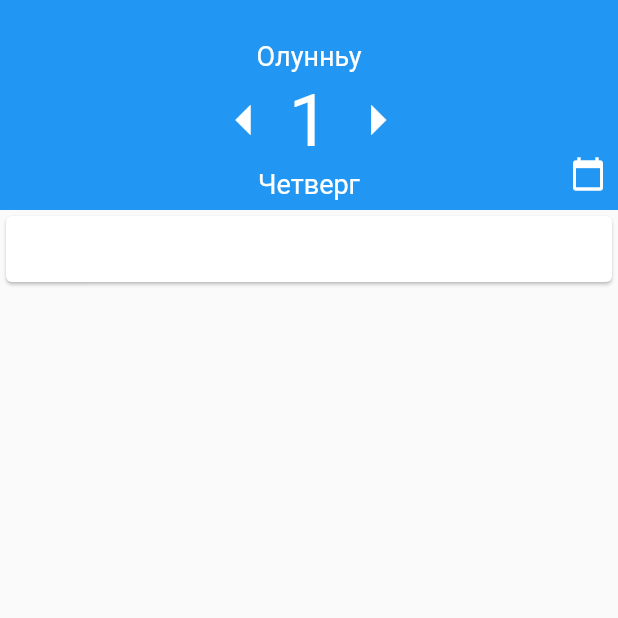
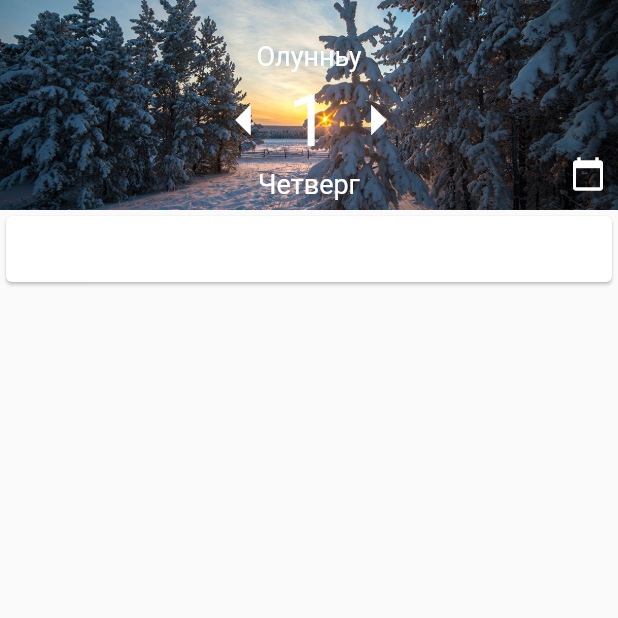
Before and after one commit to Igorpi25/yakut_calendar, a Flutter app: the screen it shows after launch, on a phone screen of 412 x 824 dp, the top half of it. Run offline on Flutter 3.47's test engine with Material 2 defaults, Android fonts, the phone set to English and light mode, and no system bars; drawn by our look-alikes of flutter_html; our stand-ins replace flutter_calendar_carousel.

```diff
--- a/lib/main.dart
+++ b/lib/main.dart
@@ -145,13 +145,24 @@ class _MyHomePageState extends State<MyHomePage> {
   }
 
   Widget getHeader(){
-    return Row(
+    return
+      Stack(
+        fit:StackFit.expand,
+        alignment: AlignmentDirectional.center,
+        children:[
+          Image.asset(
+              'assets/images/winter_1.jpg',
+              fit: BoxFit.cover
+            ,
+          ),
+          Row(
             children:[
               Expanded(
                 flex: 1,
                 child:Container(
-          //    color:Colors.red
-          ),
+
+                  //child:Image.asset('assets/images/winter_1.jpg', fit: BoxFit.cover),
+                )
               ),
               Container(
                 width: 150,
@@ -165,6 +176,8 @@ class _MyHomePageState extends State<MyHomePage> {
                     child:getDatePicker(),
                 ),
               ),
+            ]
+          )
           ]
       );
   }
@@ -249,8 +262,6 @@ class _MyHomePageState extends State<MyHomePage> {
     );
   }
 
-
-
   void selectDateFromPicker()async{
 
     print(DateTime.parse("2018-10-30").add(Duration(days:38)).toString());
@@ -270,7 +281,6 @@ class _MyHomePageState extends State<MyHomePage> {
       reloadAssets();
     });
   }
-
 
   Widget getContent(String data){
     return Card(
--- a/pubspec.yaml
+++ b/pubspec.yaml
@@ -46,6 +46,7 @@ flutter:
   assets:
     - assets/dummy_yakuts_text.html
     - assets/images/
+    - assets/images/winter_1.jpg
     - assets/2018/11/24.html
     - assets/2018/11/25.html
     - assets/2019/1/
```
Also changed, not shown: assets/images/winter_1.jpg (added). Lines whose indentation alone changed are shown as unchanged.
